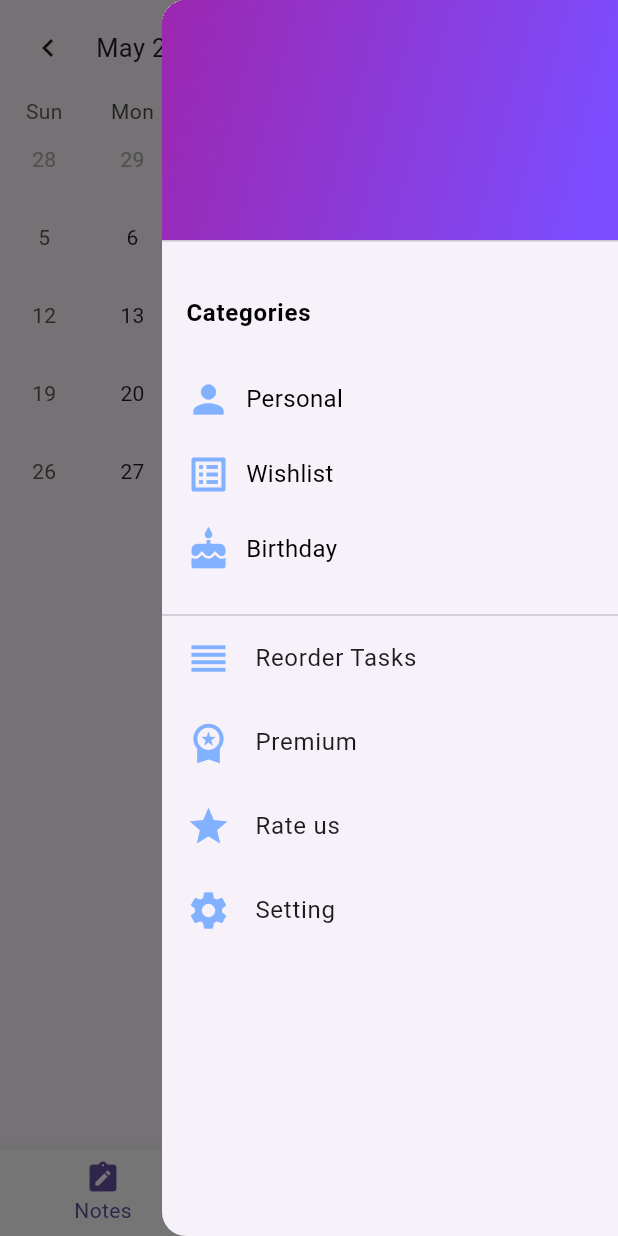
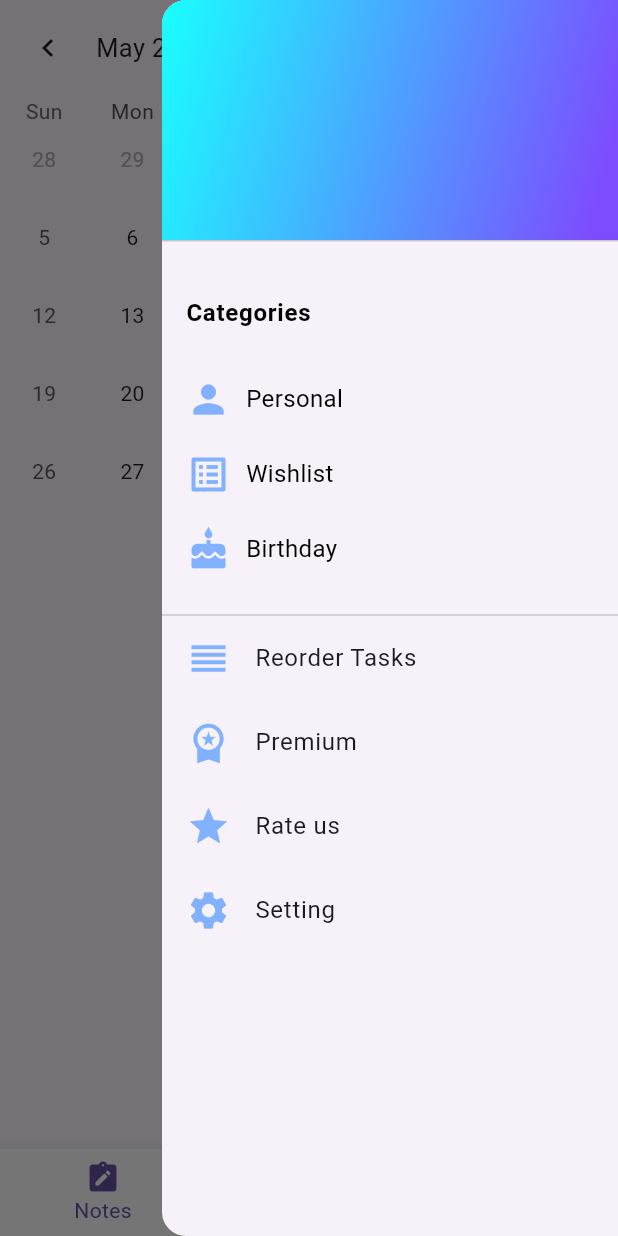
Before and after one commit to UmerMujtaba/ToDoApp, a Flutter app: the Firstscreen screen opened by its route, item 3 of the bottom bar chosen, in the side drawer, after a tap on "Reorder Tasks", on a phone screen of 412 x 824 dp. Run offline on Flutter 3.47's test engine with Material 3 defaults, Android fonts, the light colour scheme and no system bars; drawn by our look-alikes of table_calendar; our stand-ins replace flutter_spinkit.

Commit message:
Initial Commit

```diff
--- a/lib/pages/FirstScreen.dart
+++ b/lib/pages/FirstScreen.dart
@@ -1,7 +1,5 @@
 import 'package:flutter/material.dart';
 import 'todo.dart';
-
-import 'option.dart';
 
 class Firstscreen extends StatefulWidget {
   const Firstscreen({Key? key}) : super(key: key);
@@ -16,7 +14,6 @@ class _FirstscreenState extends State<Firstscreen> {
   final TextEditingController _textFieldController = TextEditingController();
   final TextEditingController _textFieldController2 = TextEditingController();
   final TextEditingController _textFieldController3 = TextEditingController();
-  final TextEditingController _textFieldController4 = TextEditingController();
 
   //Handle Change function for todo list
   void handleTodoChange(Todo todo) {
@@ -46,11 +43,10 @@ class _FirstscreenState extends State<Firstscreen> {
     _textFieldController.clear();
     _textFieldController2.clear();
     _textFieldController3.clear();
-    _textFieldController4.clear();
   }
 
   //dialog box func along with the text field and add & cancel buttons
-  Future<void> Display() async {
+  Future<void> display() async {
     String selectedText = 'Medium';
     return showDialog<void>(
       context: context,
@@ -265,18 +261,18 @@ class _FirstscreenState extends State<Firstscreen> {
       endDrawer: SafeArea(
         child: Drawer(
           child: ListView(
-            padding: EdgeInsets.zero,
             children: <Widget>[
               const DrawerHeader(
                 decoration: BoxDecoration(
                   color: Colors.blue,
                   gradient: LinearGradient(
-                        colors: [Colors.deepPurpleAccent, Colors.purple],
+                      colors: [Colors.deepPurpleAccent, Colors.cyanAccent],
                       begin: Alignment.centerRight,
                       end: Alignment(-1.0, -1.0)),
                 ),
-                  child: null),
-              SizedBox(height: 20),
+                child: null,
+              ),
+              const SizedBox(height: 20),
               ListTile(
                 //leading: Icon(Icons.category),
                 title: const Text(
@@ -292,7 +288,7 @@ class _FirstscreenState extends State<Firstscreen> {
                 subtitle: Column(
                   crossAxisAlignment: CrossAxisAlignment.start,
                   children: <Widget>[
-                    SizedBox(height: 30),
+                    const SizedBox(height: 30),
                     Row(
                       children: [
                         Icon(Icons.person,
@@ -306,7 +302,7 @@ class _FirstscreenState extends State<Firstscreen> {
                         ),
                       ],
                     ),
-                    SizedBox(height: 20),
+                    const SizedBox(height: 20),
                     Row(
                       children: [
                         Icon(Icons.list_alt,
@@ -320,10 +316,11 @@ class _FirstscreenState extends State<Firstscreen> {
                         ),
                       ],
                     ),
-                    SizedBox(height: 20),
+                    const SizedBox(height: 20),
                     Row(
                       children: [
-                        Icon(Icons.cake, size: 30, color: Colors.blueAccent[100]),
+                        Icon(Icons.cake,
+                            size: 30, color: Colors.blueAccent[100]),
                         const Padding(
                           padding: EdgeInsets.fromLTRB(10, 0, 0, 0),
                           child: Text(
@@ -333,15 +330,15 @@ class _FirstscreenState extends State<Firstscreen> {
                         ),
                       ],
                     ),
-                    SizedBox(height: 20),
+                    const SizedBox(height: 20),
                   ],
                 ),
               ),
-              Divider(height: 2),
+              const Divider(height: 2),
               ListTile(
-                leading:
-                    Icon(Icons.reorder, size: 30, color: Colors.blueAccent[100]),
-                title: Text('Reorder Tasks'),
+                leading: Icon(Icons.reorder,
+                    size: 30, color: Colors.blueAccent[100]),
+                title: const Text('Reorder Tasks'),
                 onTap: () {
                   // Add your onTap logic for item 1 here
                 },
@@ -349,7 +346,7 @@ class _FirstscreenState extends State<Firstscreen> {
               ListTile(
                 leading: Icon(Icons.workspace_premium,
                     size: 30, color: Colors.blueAccent[100]),
-                title: Text('Premium'),
+                title: const Text('Premium'),
                 onTap: () {
                   // Add your onTap logic for item 2 here
                 },
@@ -357,15 +354,15 @@ class _FirstscreenState extends State<Firstscreen> {
               ListTile(
                 leading:
                     Icon(Icons.star, size: 30, color: Colors.blueAccent[100]),
-                title: Text('Rate us'),
+                title: const Text('Rate us'),
                 onTap: () {
                   // Add your onTap logic for item 2 here
                 },
               ),
               ListTile(
-                leading:
-                Icon(Icons.settings, size: 30, color: Colors.blueAccent[100]),
-                title: Text('Setting'),
+                leading: Icon(Icons.settings,
+                    size: 30, color: Colors.blueAccent[100]),
+                title: const Text('Setting'),
                 onTap: () {
                   Navigator.pushReplacementNamed(context, '/setting');
                 },
@@ -390,7 +387,6 @@ class _FirstscreenState extends State<Firstscreen> {
                         Icons.search,
                         color: Colors.grey,
                         size: 30,
-
                       ),
                       SizedBox(width: 10),
                       Icon(
@@ -407,7 +403,7 @@ class _FirstscreenState extends State<Firstscreen> {
                     ],
                   ),
                 ),
-                SizedBox(height: 20),
+                const SizedBox(height: 20),
                 const Row(
                   children: [
                     Padding(
@@ -446,7 +442,7 @@ class _FirstscreenState extends State<Firstscreen> {
                             crossAxisAlignment: CrossAxisAlignment.start,
                             children: <Widget>[
                               Padding(
-                                padding: const EdgeInsets.fromLTRB(10, 0, 0, 0),
+                                padding: EdgeInsets.fromLTRB(10, 0, 0, 0),
                                 child: Icon(
                                   Icons.person_rounded,
                                   color: Colors.white,
@@ -537,11 +533,11 @@ class _FirstscreenState extends State<Firstscreen> {
                 ),
                 const SizedBox(height: 20),
                 Padding(
-                  padding: EdgeInsets.all(8.0),
+                  padding: const EdgeInsets.all(8.0),
                   child: ListView(
                     shrinkWrap: true,
-                    physics: NeverScrollableScrollPhysics(),
-                    padding: EdgeInsets.all(8),
+                    physics: const NeverScrollableScrollPhysics(),
+                    padding: const EdgeInsets.all(8),
                     children: todos.map((Todo todo) {
                       return TodoItem(
                           todo: todo,
@@ -554,7 +550,7 @@ class _FirstscreenState extends State<Firstscreen> {
             ),
           ),
           floatingActionButton: FloatingActionButton(
-            onPressed: () => Display(),
+            onPressed: () => display(),
             tooltip: 'Add a Todo',
             child: const Icon(Icons.add),
           ),
@@ -644,11 +640,7 @@ class TodoItem extends StatelessWidget {
                     ),
                   ),
                 ),
-                // IconButton(
-                //   icon: const Icon(Icons.check),
-                //   onPressed: () => onTodoChanged(todo),
-                //   color: todo.completed ? Colors.green : Colors.grey,
-                // ),
+
                 IconButton(
                   icon: const Icon(Icons.delete),
                   onPressed: () => removeTodo(todo),
--- a/lib/pages/SecondScreen.dart
+++ b/lib/pages/SecondScreen.dart
@@ -53,12 +53,12 @@ class _SecondscreenState extends State<Secondscreen> {
                 decoration: BoxDecoration(
                   color: Colors.blue,
                   gradient: LinearGradient(
-                      colors: [Colors.deepPurpleAccent, Colors.purple],
+                      colors: [Colors.deepPurpleAccent, Colors.cyanAccent],
                       begin: Alignment.centerRight,
                       end: Alignment(-1.0, -1.0)),
                 ),
                 child: null),
-            SizedBox(height: 20),
+            const SizedBox(height: 20),
             ListTile(
               //leading: Icon(Icons.category),
               title: const Text(
@@ -74,7 +74,7 @@ class _SecondscreenState extends State<Secondscreen> {
               subtitle: Column(
                 crossAxisAlignment: CrossAxisAlignment.start,
                 children: <Widget>[
-                  SizedBox(height: 30),
+                  const SizedBox(height: 30),
                   Row(
                     children: [
                       Icon(Icons.person,
@@ -88,7 +88,7 @@ class _SecondscreenState extends State<Secondscreen> {
                       ),
                     ],
                   ),
-                  SizedBox(height: 20),
+                  const SizedBox(height: 20),
                   Row(
                     children: [
                       Icon(Icons.list_alt,
@@ -102,7 +102,7 @@ class _SecondscreenState extends State<Secondscreen> {
                       ),
                     ],
                   ),
-                  SizedBox(height: 20),
+                  const SizedBox(height: 20),
                   Row(
                     children: [
                       Icon(Icons.cake, size: 30, color: Colors.blueAccent[100]),
@@ -115,15 +115,15 @@ class _SecondscreenState extends State<Secondscreen> {
                       ),
                     ],
                   ),
-                  SizedBox(height: 20),
+                  const SizedBox(height: 20),
                 ],
               ),
             ),
-            Divider(height: 2),
+            const Divider(height: 2),
             ListTile(
               leading:
                   Icon(Icons.reorder, size: 30, color: Colors.blueAccent[100]),
-              title: Text('Reorder Tasks'),
+              title: const Text('Reorder Tasks'),
               onTap: () {
                 // Add your onTap logic for item 1 here
               },
@@ -131,7 +131,7 @@ class _SecondscreenState extends State<Secondscreen> {
             ListTile(
               leading: Icon(Icons.workspace_premium,
                   size: 30, color: Colors.blueAccent[100]),
-              title: Text('Premium'),
+              title: const Text('Premium'),
               onTap: () {
                 // Add your onTap logic for item 2 here
               },
@@ -139,7 +139,7 @@ class _SecondscreenState extends State<Secondscreen> {
             ListTile(
               leading:
                   Icon(Icons.star, size: 30, color: Colors.blueAccent[100]),
-              title: Text('Rate us'),
+              title: const Text('Rate us'),
               onTap: () {
                 // Add your onTap logic for item 2 here
               },
@@ -147,7 +147,7 @@ class _SecondscreenState extends State<Secondscreen> {
             ListTile(
               leading:
                   Icon(Icons.settings, size: 30, color: Colors.blueAccent[100]),
-              title: Text('Setting'),
+              title: const Text('Setting'),
               onTap: () {
                 // Navigator.pushNamed(context, '/');
                 // // Simulate a delay for loading
@@ -155,9 +155,9 @@ class _SecondscreenState extends State<Secondscreen> {
                 //   Duration(seconds: 5),
                 //   ()
                 //   {
-                    Navigator.pushReplacementNamed(context, '/first');
-                  // },
-               // );
+                Navigator.pushReplacementNamed(context, '/first');
+                // },
+                // );
               },
             ),
           ],
--- a/lib/pages/option.dart
+++ b/lib/pages/option.dart
@@ -9,8 +9,8 @@ class MenuAnchorApp extends StatelessWidget {
 
   @override
   Widget build(BuildContext context) {
-    return MaterialApp(
-      home: const MenuAnchorExample(),
+    return const MaterialApp(
+      home: MenuAnchorExample(),
     );
   }
 }
--- a/lib/pages/todo.dart
+++ b/lib/pages/todo.dart
@@ -1,6 +1,3 @@
-import 'dart:ui';
-
-import 'package:flutter/material.dart';
 
 class Todo {
   Todo({required this.title, required this.name, required this.completed,required this.text, required this.color});
```
Also changed, not shown: lib/main.dart (+5 -5 lines), lib/pages/FrontScreen.dart (+9 -9 lines), lib/pages/settings.dart (+13 -13 lines), assets/design.jpg, assets/design2.jpg (added). Lines whose indentation alone changed are shown as unchanged.
